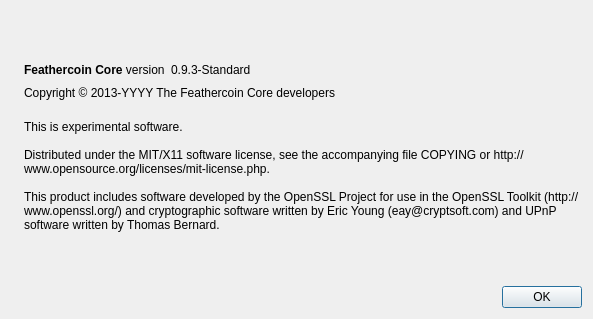
FeatherCoin/Feathercoin, file src/qt/forms/aboutdialog.ui: the form before one commit.
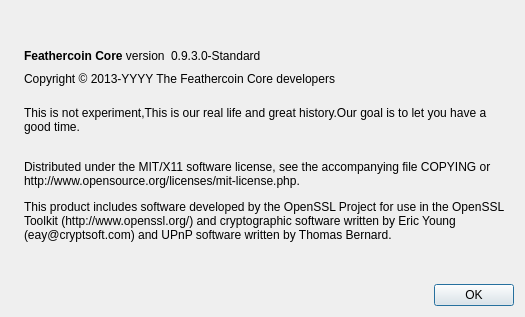
The form after the commit. Icons and pictures are not drawn.

The edit to the form file:
```diff
--- a/src/qt/forms/aboutdialog.ui
+++ b/src/qt/forms/aboutdialog.ui
@@ -6,8 +6,8 @@
    <rect>
     <x>0</x>
     <y>0</y>
-    <width>593</width>
-    <height>319</height>
+    <width>525</width>
+    <height>317</height>
    </rect>
   </property>
   <property name="windowTitle">
@@ -63,7 +63,7 @@
           <cursorShape>IBeamCursor</cursorShape>
          </property>
          <property name="text">
-          <string notr="true">0.9.3-Standard</string>
+          <string notr="true">0.9.3.0-Standard</string>
          </property>
          <property name="textInteractionFlags">
           <set>Qt::LinksAccessibleByMouse|Qt::TextSelectableByKeyboard|Qt::TextSelectableByMouse</set>
@@ -107,12 +107,7 @@
         <cursorShape>IBeamCursor</cursorShape>
        </property>
        <property name="text">
-        <string>
-This is experimental software.
-
-Distributed under the MIT/X11 software license, see the accompanying file COPYING or http://www.opensource.org/licenses/mit-license.php.
-
-This product includes software developed by the OpenSSL Project for use in the OpenSSL Toolkit (http://www.openssl.org/) and cryptographic software written by Eric Young (eay@cryptsoft.com) and UPnP software written by Thomas Bernard.</string>
+        <string>&lt;html&gt;&lt;head/&gt;&lt;body&gt;&lt;p&gt;&lt;br/&gt;This is not experiment,This is our real life and great history.Our goal is to let you have a good time.&lt;/p&gt;&lt;p&gt;&lt;br/&gt;Distributed under the MIT/X11 software license, see the accompanying file COPYING or http://www.opensource.org/licenses/mit-license.php.&lt;/p&gt;&lt;p&gt;This product includes software developed by the OpenSSL Project for use in the OpenSSL Toolkit (http://www.openssl.org/) and cryptographic software written by Eric Young (eay@cryptsoft.com) and UPnP software written by Thomas Bernard.&lt;/p&gt;&lt;/body&gt;&lt;/html&gt;</string>
        </property>
        <property name="wordWrap">
         <bool>true</bool>
```
Left out of the diff: 5 changed lines with no effect on the pictures.
